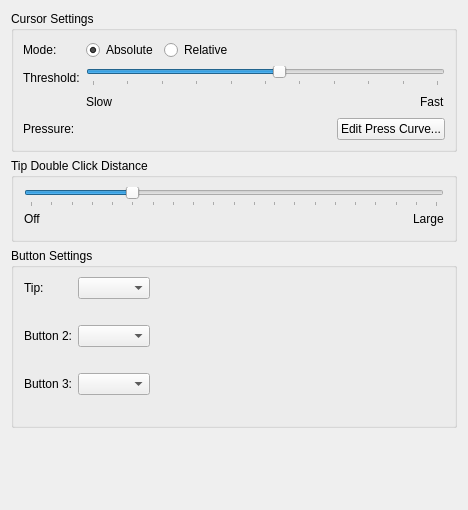
Qt form src/kcmodule/penwidget.ui (KDE/wacomtablet) before a commit.
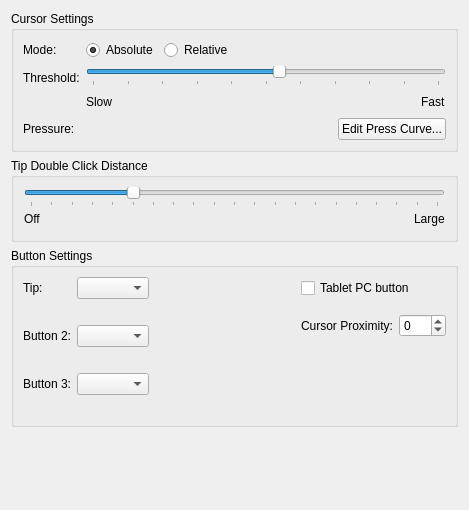
The same form after that commit. Custom widgets are drawn as their Qt base class.

Commit message: Put TabletTCButton to the penwidget tab. Add Proximity settings. Hide Touch settings when the touch tool is not available

The edit to the form file:
```diff
--- a/src/kcmodule/penwidget.ui
+++ b/src/kcmodule/penwidget.ui
@@ -304,25 +304,7 @@
      <property name="title">
       <string>Button Settings</string>
      </property>
-     <layout class="QFormLayout" name="formLayout_2">
-      <property name="fieldGrowthPolicy">
-       <enum>QFormLayout::ExpandingFieldsGrow</enum>
-      </property>
-      <property name="horizontalSpacing">
-       <number>-1</number>
-      </property>
-      <property name="verticalSpacing">
-       <number>-1</number>
-      </property>
-      <property name="leftMargin">
-       <number>10</number>
-      </property>
-      <property name="rightMargin">
-       <number>10</number>
-      </property>
-      <property name="bottomMargin">
-       <number>10</number>
-      </property>
+     <layout class="QGridLayout" name="gridLayout">
       <item row="0" column="0">
        <widget class="QLabel" name="labelButtonTip">
         <property name="text">
@@ -343,6 +325,17 @@
         </property>
        </widget>
       </item>
+      <item row="0" column="3" colspan="2">
+       <widget class="QCheckBox" name="tabletPCButtonCheckBox">
+        <property name="toolTip">
+         <string>If on, the stylus must be in contact with the screen for a stylus side button to work. 
+If off, stylus buttons will work once the stylus is in proximity of the tablet (regardless of whether it is touching the screen)</string>
+        </property>
+        <property name="text">
+         <string>Tablet PC button</string>
+        </property>
+       </widget>
+      </item>
       <item row="1" column="1">
        <widget class="QLabel" name="button1ActionLabel">
         <property name="text">
@@ -350,6 +343,29 @@
         </property>
        </widget>
       </item>
+      <item row="1" column="3" rowspan="2">
+       <widget class="QLabel" name="label_2">
+        <property name="toolTip">
+         <string>Minimum motion before sending a scroll gesture (default is 20).</string>
+        </property>
+        <property name="text">
+         <string>Cursor Proximity:</string>
+        </property>
+       </widget>
+      </item>
+      <item row="1" column="4" rowspan="2">
+       <widget class="KIntSpinBox" name="cursorProximityBox">
+        <property name="toolTip">
+         <string>Sets cursor distance for proximity-out in distance from the tablet.  (default is 10 for Intuos series, 42 for Graphire series).</string>
+        </property>
+        <property name="minimum">
+         <number>-1</number>
+        </property>
+        <property name="maximum">
+         <number>200</number>
+        </property>
+       </widget>
+      </item>
       <item row="2" column="0">
        <widget class="QLabel" name="labelButton2">
         <property name="text">
@@ -370,6 +386,22 @@
         </property>
        </widget>
       </item>
+      <item row="2" column="2">
+       <spacer name="horizontalSpacer_2">
+        <property name="orientation">
+         <enum>Qt::Horizontal</enum>
+        </property>
+        <property name="sizeType">
+         <enum>QSizePolicy::MinimumExpanding</enum>
+        </property>
+        <property name="sizeHint" stdset="0">
+         <size>
+          <width>146</width>
+          <height>20</height>
+         </size>
+        </property>
+       </spacer>
+      </item>
       <item row="3" column="1">
        <widget class="QLabel" name="button2ActionLabel">
         <property name="text">
@@ -423,6 +455,11 @@
   </layout>
  </widget>
  <customwidgets>
+  <customwidget>
+   <class>KIntSpinBox</class>
+   <extends>QSpinBox</extends>
+   <header>knuminput.h</header>
+  </customwidget>
   <customwidget>
    <class>KComboBox</class>
    <extends>QComboBox</extends>
```
The commit also changes 5 other files.
